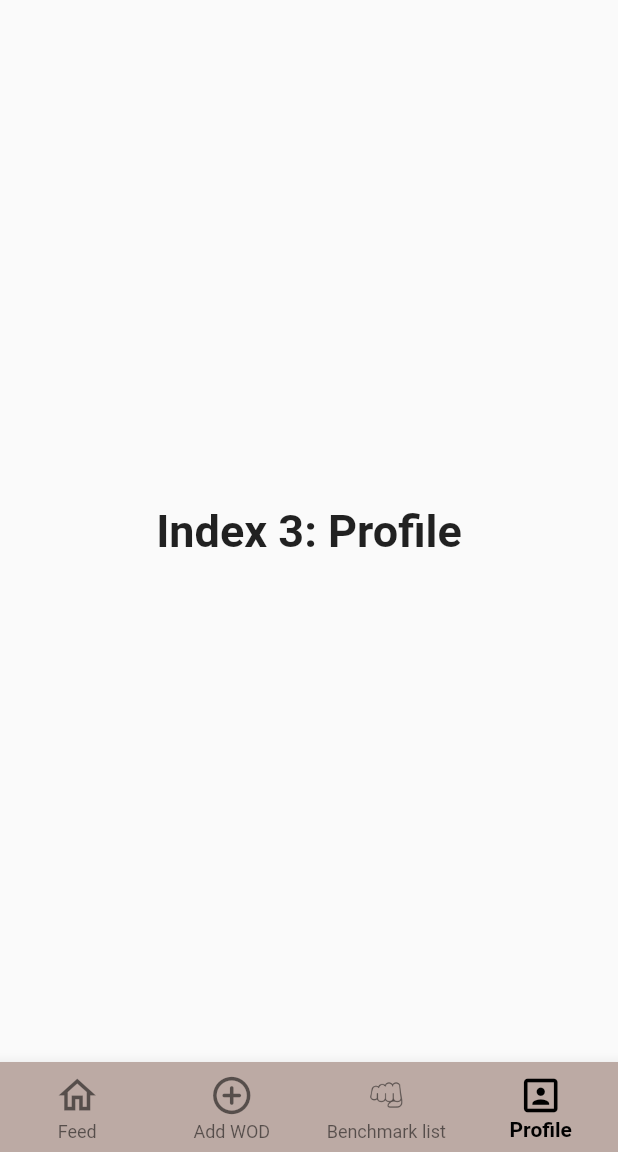
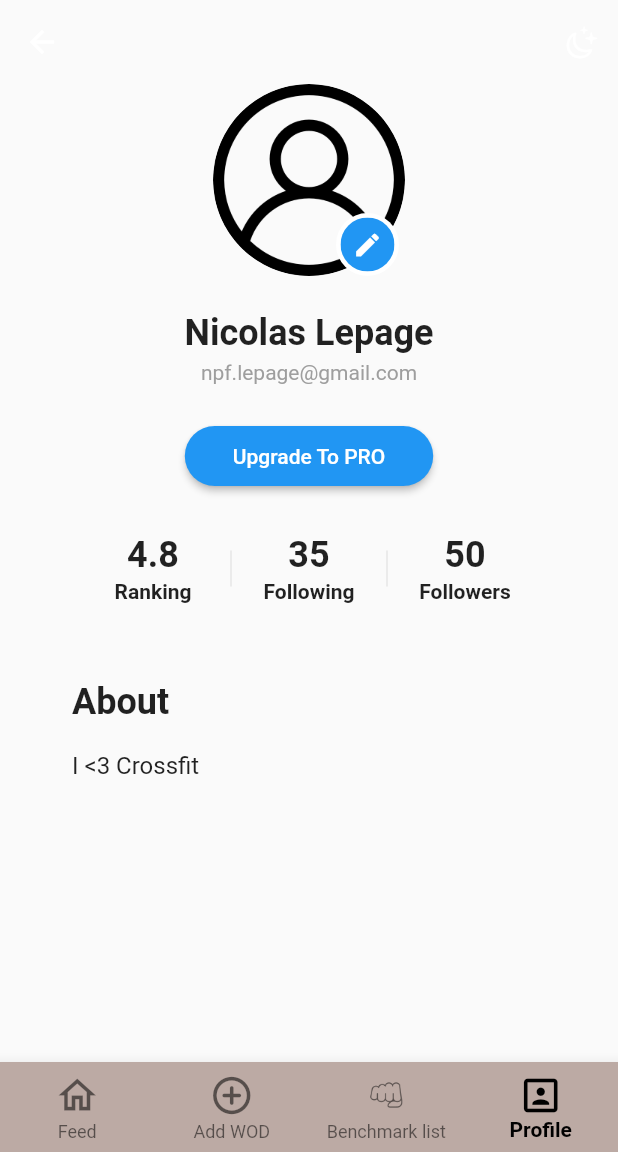
Before and after one commit to nicolaslepage/crossfeed, a Flutter app: the screen it shows after launch, item 4 of the bottom bar chosen, on a phone screen of 412 x 824 dp, the part 84-1236 px from its top. Run offline on Flutter 3.47's test engine with Material 2 defaults, Android fonts, the phone set to English and light mode, and no system bars.

Commit message:
added online template for profile page

```diff
--- a/lib/category_route.dart
+++ b/lib/category_route.dart
@@ -13,7 +13,7 @@ final _backgroundColor = Colors.brown[50];
 /// This is the 'home' screen of the Unit Converter. It shows a header and
 /// a list of [Categories].
 ///
-/// While it is named CategoryRoute, a more apt name would be CategoryScreen,
+/// While it is named FeedRoute, a more apt name would be CategoryScreen,
 /// because it is responsible for the UI at the route's destination.
 class CategoryRoute extends StatelessWidget {
   const CategoryRoute({Key? key}) : super(key: key);
--- a/lib/main.dart
+++ b/lib/main.dart
@@ -10,31 +10,27 @@ import 'package:flutter/material.dart';
 // You can use a relative import, i.e. `import 'category.dart';` or
 // a package import, as shown below.
 // More details at http://dart-lang.github.io/linter/lints/avoid_relative_lib_imports.html
-import 'category_route.dart';
+
 import 'navigatorroute.dart';
 
-// TODO: Pass this information into your custom [Category] widget
-const _categoryName = 'Cake';
-const _categoryIcon = Icons.cake;
-const _categoryColor = Colors.green;
 
 /// The function that is called when main.dart is run.
 void main() {
-  runApp(const UnitConverterApp());
+  runApp(const Crossfeed());
 }
 
 /// This widget is the root of our application.
 ///
 /// The first screen we see is a list [Categories].
-class UnitConverterApp extends StatelessWidget {
-  const UnitConverterApp({Key? key}) : super(key: key);
+class Crossfeed extends StatelessWidget {
+  const Crossfeed({Key? key}) : super(key: key);
 
   @override
   Widget build(BuildContext context) {
     return const MaterialApp(
       debugShowCheckedModeBanner: false,
       title: 'Unit Converter',
-      home: MyStatefulWidget(),
+      home: navigator_route(),
     );
   }
 }
--- /dev/null
+++ b/lib/model/user.dart
@@ -0,0 +1,13 @@
+class User {
+  final String name;
+  final String email;
+  final String about;
+  final bool isDarkMode;
+
+  const User({
+    required this.name,
+    required this.email,
+    required this.about,
+    required this.isDarkMode,
+  });
+}
--- a/lib/navigatorroute.dart
+++ b/lib/navigatorroute.dart
@@ -1,4 +1,7 @@
 import 'package:flutter/material.dart';
+
+import '/page/profile_page.dart';
+
 
 // You can use a relative import, i.e. `import 'category.dart';` or
 // a package import, as shown below.
@@ -6,32 +9,29 @@ import 'package:flutter/material.dart';
 import 'category_route.dart';
 
 /// This is the stateful widget that the main application instantiates.
-class MyStatefulWidget extends StatefulWidget {
-  const MyStatefulWidget({Key? key}) : super(key: key);
+class navigator_route extends StatefulWidget {
+  const navigator_route({Key? key}) : super(key: key);
 
   @override
-  State<MyStatefulWidget> createState() => _MyStatefulWidgetState();
+  State<navigator_route> createState() => _navigator_routeState();
 }
 
 /// This is the private State class that goes with MyStatefulWidget.
-class _MyStatefulWidgetState extends State<MyStatefulWidget> {
+class _navigator_routeState extends State<navigator_route> {
   int _selectedIndex = 0;
   static const TextStyle optionStyle =
       TextStyle(fontSize: 30, fontWeight: FontWeight.bold);
-  static const List<Widget> _widgetOptions = <Widget>[
-    CategoryRoute(),
-    Text(
+  static final List<Widget> _widgetOptions = <Widget>[
+    const CategoryRoute(),
+    const Text(
       'Index 1: Add WOD',
       style: optionStyle,
     ),
-    Text(
+    const Text(
       'Index 2: Benchmark list',
       style: optionStyle,
     ),
-    Text(
-      'Index 3: Profile',
-      style: optionStyle,
-    ),
+    ProfilePage()
   ];
 
   void _onItemTapped(int index) {
--- /dev/null
+++ b/lib/page/profile_page.dart
@@ -0,0 +1,77 @@
+import 'package:flutter/cupertino.dart';
+import 'package:flutter/material.dart';
+import '/model/user.dart';
+import '/utils/user_preferences.dart';
+import '/widget/appbar_widget.dart';
+import '/widget/button_widget.dart';
+import '/widget/numbers_widget.dart';
+import '/widget/profile_widget.dart';
+
+class ProfilePage extends StatefulWidget {
+  @override
+  _ProfilePageState createState() => _ProfilePageState();
+}
+
+class _ProfilePageState extends State<ProfilePage> {
+  @override
+  Widget build(BuildContext context) {
+    const user = UserPreferences.myUser;
+
+    return Scaffold(
+      appBar: buildAppBar(context),
+      body: ListView(
+        physics: const BouncingScrollPhysics(),
+        children: [
+          ProfileWidget(
+            onClicked: () async {},
+          ),
+          const SizedBox(height: 24),
+          buildName(user),
+          const SizedBox(height: 24),
+          Center(child: buildUpgradeButton()),
+          const SizedBox(height: 24),
+          NumbersWidget(),
+          const SizedBox(height: 48),
+          buildAbout(user),
+        ],
+      ),
+    );
+  }
+
+  Widget buildName(User user) => Column(
+        children: [
+          Text(
+            user.name,
+            style: const TextStyle(fontWeight: FontWeight.bold, fontSize: 24),
+          ),
+          const SizedBox(height: 4),
+          Text(
+            user.email,
+            style: const TextStyle(color: Colors.grey),
+          )
+        ],
+      );
+
+  Widget buildUpgradeButton() => ButtonWidget(
+        text: 'Upgrade To PRO',
+        onClicked: () {},
+      );
+
+  Widget buildAbout(User user) => Container(
+        padding: const EdgeInsets.symmetric(horizontal: 48),
+        child: Column(
+          crossAxisAlignment: CrossAxisAlignment.start,
+          children: [
+            const Text(
+              'About',
+              style: TextStyle(fontSize: 24, fontWeight: FontWeight.bold),
+            ),
+            const SizedBox(height: 16),
+            Text(
+              user.about,
+              style: const TextStyle(fontSize: 16, height: 1.4),
+            ),
+          ],
+        ),
+      );
+}
--- /dev/null
+++ b/lib/utils/user_preferences.dart
@@ -0,0 +1,11 @@
+import '/model/user.dart';
+
+class UserPreferences {
+  static const myUser = User(
+    name: 'Nicolas Lepage',
+    email: 'npf.lepage@gmail.com',
+    about:
+        'I <3 Crossfit',
+    isDarkMode: false,
+  );
+}
--- /dev/null
+++ b/lib/widget/appbar_widget.dart
@@ -0,0 +1,18 @@
+import 'package:flutter/cupertino.dart';
+import 'package:flutter/material.dart';
+
+AppBar buildAppBar(BuildContext context) {
+  final icon = CupertinoIcons.moon_stars;
+
+  return AppBar(
+    leading: const BackButton(),
+    backgroundColor: Colors.transparent,
+    elevation: 0,
+    actions: [
+      IconButton(
+        icon: Icon(icon),
+        onPressed: () {},
+      ),
+    ],
+  );
+}
--- /dev/null
+++ b/lib/widget/button_widget.dart
@@ -0,0 +1,23 @@
+import 'package:flutter/material.dart';
+
+class ButtonWidget extends StatelessWidget {
+  final String text;
+  final VoidCallback onClicked;
+
+  const ButtonWidget({
+    Key? key,
+    required this.text,
+    required this.onClicked,
+  }) : super(key: key);
+
+  @override
+  Widget build(BuildContext context) => ElevatedButton(
+        style: ElevatedButton.styleFrom(
+          shape: const StadiumBorder(),
+          onPrimary: Colors.white,
+          padding: const EdgeInsets.symmetric(horizontal: 32, vertical: 12),
+        ),
+        child: Text(text),
+        onPressed: onClicked,
+      );
+}
--- /dev/null
+++ b/lib/widget/numbers_widget.dart
@@ -0,0 +1,41 @@
+import 'package:flutter/material.dart';
+
+class NumbersWidget extends StatelessWidget {
+  @override
+  Widget build(BuildContext context) => Row(
+        mainAxisAlignment: MainAxisAlignment.center,
+        children: <Widget>[
+          buildButton(context, '4.8', 'Ranking'),
+          buildDivider(),
+          buildButton(context, '35', 'Following'),
+          buildDivider(),
+          buildButton(context, '50', 'Followers'),
+        ],
+      );
+  Widget buildDivider() => Container(
+        height: 24,
+        child: const VerticalDivider(),
+      );
+
+  Widget buildButton(BuildContext context, String value, String text) =>
+      MaterialButton(
+        padding: const EdgeInsets.symmetric(vertical: 4),
+        onPressed: () {},
+        materialTapTargetSize: MaterialTapTargetSize.shrinkWrap,
+        child: Column(
+          mainAxisSize: MainAxisSize.min,
+          mainAxisAlignment: MainAxisAlignment.start,
+          children: <Widget>[
+            Text(
+              value,
+              style: const TextStyle(fontWeight: FontWeight.bold, fontSize: 24),
+            ),
+            const SizedBox(height: 2),
+            Text(
+              text,
+              style: const TextStyle(fontWeight: FontWeight.bold),
+            ),
+          ],
+        ),
+      );
+}
--- /dev/null
+++ b/lib/widget/profile_widget.dart
@@ -0,0 +1,74 @@
+import 'dart:io';
+
+import 'package:flutter/material.dart';
+
+class ProfileWidget extends StatelessWidget {
+  final VoidCallback onClicked;
+
+  const ProfileWidget({
+    Key? key,
+    required this.onClicked,
+  }) : super(key: key);
+
+  @override
+  Widget build(BuildContext context) {
+    final color = Theme.of(context).colorScheme.primary;
+
+    return Center(
+      child: Stack(
+        children: [
+          buildImage(),
+          Positioned(
+            bottom: 0,
+            right: 4,
+            child: buildEditIcon(color),
+          ),
+        ],
+      ),
+    );
+  }
+
+  Widget buildImage() {
+    final image = AssetImage('assets/user.png');
+
+    return ClipOval(
+      child: Material(
+        color: Colors.transparent,
+        child: Ink.image(
+          image: image,
+          fit: BoxFit.cover,
+          width: 128,
+          height: 128,
+          child: InkWell(onTap: onClicked),
+        ),
+      ),
+    );
+  }
+
+  Widget buildEditIcon(Color color) => buildCircle(
+        color: Colors.white,
+        all: 3,
+        child: buildCircle(
+          color: color,
+          all: 8,
+          child: const Icon(
+            Icons.edit,
+            color: Colors.white,
+            size: 20,
+          ),
+        ),
+      );
+
+  Widget buildCircle({
+    required Widget child,
+    required double all,
+    required Color color,
+  }) =>
+      ClipOval(
+        child: Container(
+          padding: EdgeInsets.all(all),
+          color: color,
+          child: child,
+        ),
+      );
+}
--- a/pubspec.yaml
+++ b/pubspec.yaml
@@ -61,6 +61,7 @@ flutter:
   assets:
      - assets/fist.png
      - assets/fist_outlined.png
+     - assets/user.png
 
   # An image asset can refer to one or more resolution-specific "variants", see
   # https://flutter.dev/assets-and-images/#resolution-aware.
```
Also changed, not shown: assets/user.png (added), lib/profile_route.dart (added).
